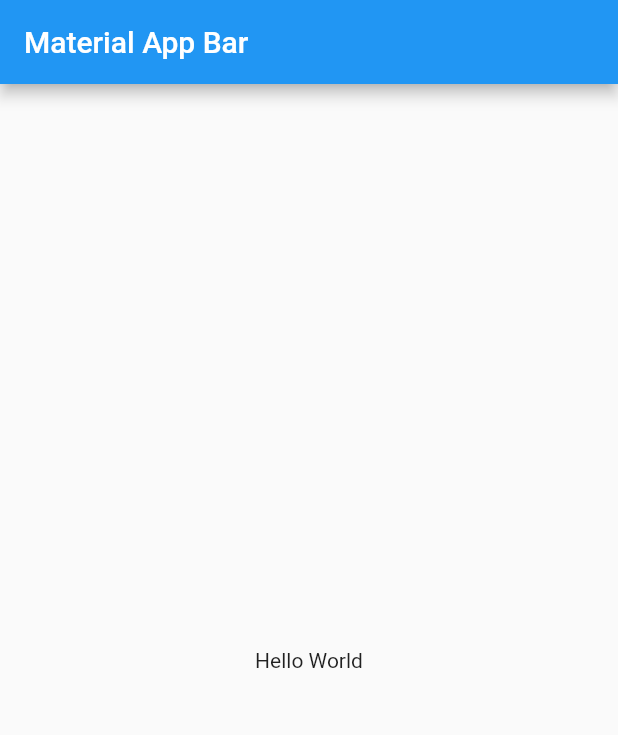
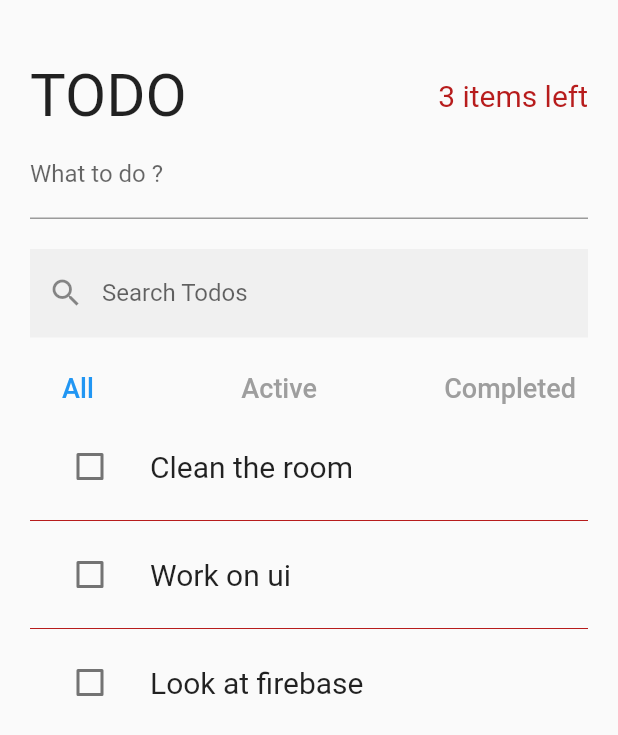
Before and after one commit to ttoghere/providertodo, a Flutter app: the screen it shows after launch, on a phone screen of 412 x 824 dp. Shown: the top 735 px of the screen. Run offline on Flutter 3.47's test engine with Material 2 defaults, Android fonts, the phone set to English and light mode, and no system bars; our stand-ins replace equatable.

Commit message:
needs search fix

```diff
--- a/lib/pages/todos_page.dart
+++ b/lib/pages/todos_page.dart
@@ -1,4 +1,7 @@
 import 'package:flutter/material.dart';
+import 'package:providertodo/pages/widgets/show_todos.dart';
+import 'widgets/ms_widgets.dart';
+
 class TodosPage extends StatefulWidget {
   const TodosPage({
     Key? key,
@@ -11,13 +14,23 @@ class TodosPage extends StatefulWidget {
 class _TodosPageState extends State<TodosPage> {
   @override
   Widget build(BuildContext context) {
-    return Scaffold(
-      appBar: AppBar(
-        title: Text('Material App Bar'),
-      ),
-      body: Center(
-        child: Container(
-          child: Text('Hello World'),
+    return SafeArea(
+      child: Scaffold(
+        body: SingleChildScrollView(
+          child: Padding(
+            padding: EdgeInsets.symmetric(horizontal: 20, vertical: 40),
+            child: Column(
+              children: [
+                TodoHeader(),
+                CreateTodo(),
+                SizedBox(
+                  height: 20,
+                ),
+               SearchAndFilterTodo(),
+               ShowTodos(),
+              ],
+            ),
+          ),
         ),
       ),
     );
--- /dev/null
+++ b/lib/pages/widgets/create_todo.dart
@@ -0,0 +1,35 @@
+import 'package:flutter/material.dart';
+import 'package:provider/provider.dart';
+
+import '../../providers/providers.dart';
+
+
+class CreateTodo extends StatefulWidget {
+  const CreateTodo({Key? key}) : super(key: key);
+
+  @override
+  State<CreateTodo> createState() => _CreateTodoState();
+}
+
+class _CreateTodoState extends State<CreateTodo> {
+  TextEditingController newTodoControl = TextEditingController();
+  @override
+  void dispose() {
+    newTodoControl.dispose();
+    super.dispose();
+  }
+
+  @override
+  Widget build(BuildContext context) {
+    return TextField(
+      controller: newTodoControl,
+      decoration: InputDecoration(labelText: "What to do ?"),
+      onSubmitted: (String? todoDesc) {
+        if (todoDesc != null && todoDesc.trim().isNotEmpty) {
+          context.read<TodoList>().addTodo(todoDesc);
+          newTodoControl.clear();
+        }
+      },
+    );
+  }
+}
--- /dev/null
+++ b/lib/pages/widgets/ms_widgets.dart
@@ -0,0 +1,5 @@
+export './create_todo.dart';
+export './todo_header.dart';
+export './saf_todo.dart';
+export './show_todos.dart';
+export './todo_item.dart';
--- /dev/null
+++ b/lib/pages/widgets/saf_todo.dart
@@ -0,0 +1,66 @@
+import 'package:flutter/material.dart';
+import 'package:providertodo/models/todo_model.dart';
+import 'package:providertodo/providers/providers.dart';
+import 'package:provider/provider.dart';
+
+class SearchAndFilterTodo extends StatelessWidget {
+  const SearchAndFilterTodo({
+    Key? key,
+  }) : super(key: key);
+
+  @override
+  Widget build(BuildContext context) {
+    return Column(
+      children: [
+        TextField(
+          decoration: InputDecoration(
+            labelText: "Search Todos",
+            border: InputBorder.none,
+            filled: true,
+            prefixIcon: Icon(
+              Icons.search,
+            ),
+          ),
+          onChanged: (String? newSearchTerm) {
+            if (newSearchTerm != null) {
+              context.read<TodoSearch>().setSearchTerm(newSearchTerm);
+            }
+          },
+        ),
+        SizedBox(
+          height: 10,
+        ),
+        Row(
+          mainAxisAlignment: MainAxisAlignment.spaceBetween,
+          children: [
+            filterButton(context, Filter.all),
+            filterButton(context, Filter.active),
+            filterButton(context, Filter.completed),
+          ],
+        ),
+      ],
+    );
+  }
+
+  TextButton filterButton(BuildContext context, Filter filter) => TextButton(
+        onPressed: () {
+          context.read<TodoFilter>().changeFilter(filter);
+        },
+        child: Text(
+          filter == Filter.all
+              ? "All"
+              : filter == Filter.active
+                  ? "Active"
+                  : "Completed",
+          style: TextStyle(
+            fontSize: 18,
+            color: textColor(context, filter),
+          ),
+        ),
+      );
+
+  Color textColor(BuildContext context, Filter filter) {
+    final currentFilter = context.watch<TodoFilter>().state.filter;
+    return currentFilter == filter ? Colors.blue : Colors.grey;
+  }
+}
--- /dev/null
+++ b/lib/pages/widgets/show_todos.dart
@@ -0,0 +1,66 @@
+import 'package:flutter/material.dart';
+import 'package:provider/provider.dart';
+import 'package:providertodo/pages/widgets/ms_widgets.dart';
+import 'package:providertodo/providers/providers.dart';
+
+class ShowTodos extends StatelessWidget {
+  const ShowTodos({Key? key}) : super(key: key);
+
+  @override
+  Widget build(BuildContext context) {
+    final todos = context.watch<FilteredTodos>().state.filteredTodos;
+    return ListView.separated(
+      primary: false,
+      shrinkWrap: true,
+      itemBuilder: (context, index) => Dismissible(
+        onDismissed: (direction) {
+          context.read<TodoList>().removeTodo(todos[index]);
+        },
+        confirmDismiss: (value) {
+          return showDialog(
+            context: context,
+            barrierDismissible: false,
+            builder: (context) => AlertDialog(
+              title: Text("Are you sure?"),
+              content: Text("Do you really want to delete?"),
+              actions: [
+                TextButton(
+                  onPressed: () => Navigator.of(context).pop(false),
+                  child: Text("No"),
+                ),
+                TextButton(
+                  onPressed: () => Navigator.of(context).pop(true),
+                  child: Text("Yes"),
+                ),
+              ],
+            ),
+          );
+        },
+        background: showBackground(0),
+        secondaryBackground: showBackground(1),
+        key: ValueKey(todos[index].id),
+        child: TodoItem(
+          todo: todos[index],
+        ),
+      ),
+      separatorBuilder: (context, index) => Divider(
+        color: Colors.red[900],
+      ),
+      itemCount: todos.length,
+    );
+  }
+
+  Widget showBackground(int direction) {
+    return Container(
+      margin: EdgeInsets.all(4),
+      padding: EdgeInsets.symmetric(horizontal: 10),
+      color: Colors.red[900],
+      alignment: direction == 0 ? Alignment.centerLeft : Alignment.centerRight,
+      child: Icon(
+        Icons.delete,
+        size: 30,
+        color: Colors.white,
+      ),
+    );
+  }
+}
--- /dev/null
+++ b/lib/pages/widgets/todo_header.dart
@@ -0,0 +1,29 @@
+import 'package:flutter/material.dart';
+import 'package:provider/provider.dart';
+
+import '../../providers/providers.dart';
+
+
+class TodoHeader extends StatelessWidget {
+  const TodoHeader({Key? key}) : super(key: key);
+
+  @override
+  Widget build(BuildContext context) {
+    return Row(
+      mainAxisAlignment: MainAxisAlignment.spaceBetween,
+      children: [
+        Text(
+          "TODO",
+          style: TextStyle(fontSize: 40.0),
+        ),
+        Text(
+          "${context.watch<ActiveTodoCount>().state.activeTodoCount} items left",
+          style: TextStyle(
+            fontSize: 20.0,
+            color: Colors.red[900],
+          ),
+        ),
+      ],
+    );
+  }
+}
--- /dev/null
+++ b/lib/pages/widgets/todo_item.dart
@@ -0,0 +1,88 @@
+// ignore_for_file: public_member_api_docs, sort_constructors_first
+import 'package:flutter/material.dart';
+import "package:provider/provider.dart";
+import 'package:providertodo/providers/providers.dart';
+import '../../models/todo_model.dart';
+
+class TodoItem extends StatefulWidget {
+  final Todo todo;
+  const TodoItem({
+    Key? key,
+    required this.todo,
+  }) : super(key: key);
+  @override
+  State<TodoItem> createState() => _TodoItemState();
+}
+
+class _TodoItemState extends State<TodoItem> {
+  late final TextEditingController textEditingController;
+  @override
+  void initState() {
+    super.initState();
+    textEditingController = TextEditingController();
+  }
+
+  @override
+  void dispose() {
+    textEditingController.dispose();
+    super.dispose();
+  }
+
+  @override
+  Widget build(BuildContext context) {
+    return ListTile(
+      onTap: () {
+        showDialog(
+            context: context,
+            builder: (context) {
+              bool _error = false;
+              textEditingController.text = widget.todo.desc;
+              return StatefulBuilder(builder: (context, setState) {
+                return AlertDialog(
+                  title: Text("Edit Todo"),
+                  content: TextField(
+                    controller: textEditingController,
+                    autofocus: true,
+                    decoration: InputDecoration(
+                        errorText: _error ? "Value can't be empty" : null),
+                  ),
+                  actions: [
+                    TextButton(
+                        onPressed: () {
+                          Navigator.of(context).pop();
+                        },
+                        child: Text("Cancel")),
+                    TextButton(
+                        onPressed: () {
+                          setState(() {
+                            _error = textEditingController.text.isEmpty
+                                ? true
+                                : false;
+                            if (!_error) {
+                              context.read<TodoList>().editTodo(
+                                    widget.todo.id,
+                                    textEditingController.text,
+                                  );
+                              Navigator.of(context).pop();
+                            }
+                          });
+                        },
+                        child: Text("Edit"))
+                  ],
+                );
+              });
+            });
+      },
+      leading: Checkbox(
+        value: widget.todo.completed,
+        onChanged: (bool? checked) {
+          context.read<TodoList>().toggleTodo(widget.todo.id);
+        },
+      ),
+      title: Text(
+        widget.todo.desc,
+        style: TextStyle(fontSize: 20),
+      ),
+    );
+  }
+}
```
